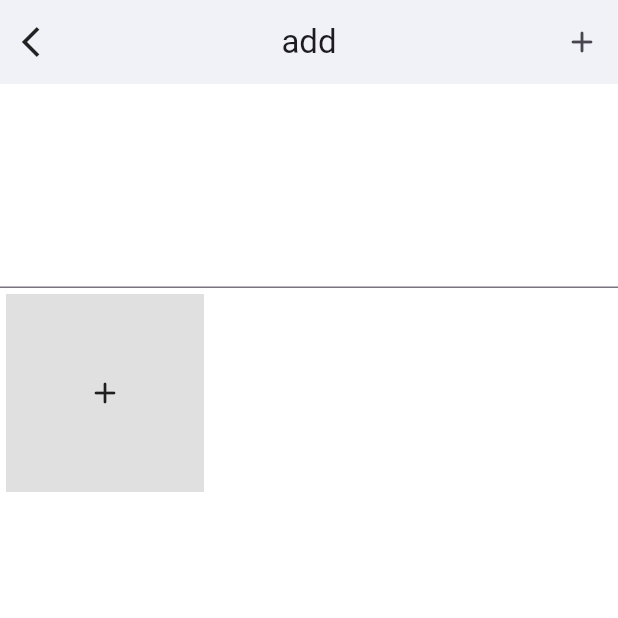
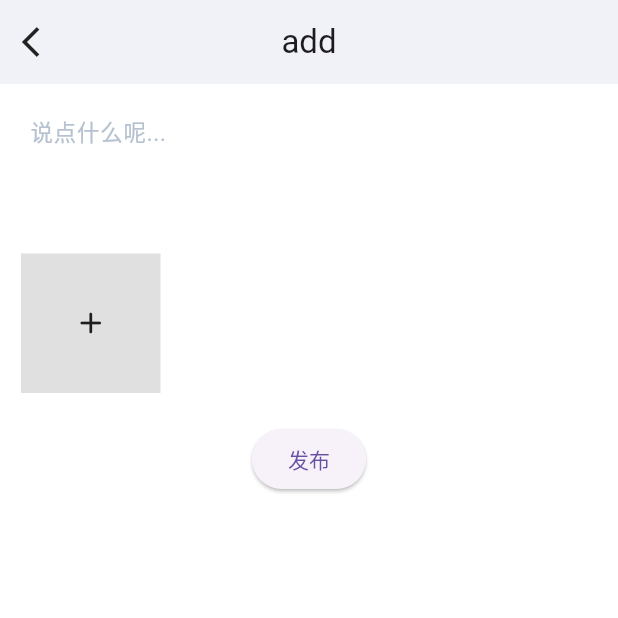
Before and after one commit to ljinf/solitary_meet, a Flutter app: the AddMomentPage screen opened by its route, on a phone screen of 412 x 824 dp, the top half of it. Run offline on Flutter 3.47's test engine with Material 3 defaults, Android fonts, the phone set to English and light mode, and no system bars; our stand-ins replace cached_network_image, cookie_jar, dio, dio_cookie_manager, flutter_cache_manager, flutter_easyloading and 4 more; missing offline and left inert: bruno, easy_event_bus, wechat_assets_picker; accounts and stored records are empty; network calls fail.

Commit message:
feat:add moment

```diff
--- a/lib/pages/community/moment/add/add_moment_view.dart
+++ b/lib/pages/community/moment/add/add_moment_view.dart
@@ -1,9 +1,12 @@
-import 'dart:io';
-
 import 'package:flutter/material.dart';
+import 'package:get/get.dart';
 import 'package:solitary_meet/components/components.dart';
 import 'package:solitary_meet/components/custom_grid_view.dart';
+import 'package:solitary_meet/pages/community/moment/add/add_moment_controller.dart';
 import 'package:wechat_assets_picker/wechat_assets_picker.dart';
+
+import '../../../../common/values/font.dart';
+import '../../../../utils/message.dart';
 
 class AddMomentPage extends StatefulWidget {
   const AddMomentPage({super.key});
@@ -13,7 +16,9 @@ class AddMomentPage extends StatefulWidget {
 }
 
 class _AddMomentPageState extends State<AddMomentPage> {
-  var imgList = <File>[];
+  var controller = Get.find<AddMomentController>();
+
+  var imgList = <String>[];
   List<AssetEntity>? selectedAssets = [];
 
   @override
@@ -40,56 +45,52 @@ class _AddMomentPageState extends State<AddMomentPage> {
       for (var item in result) {
         var f = await item.file;
         if (f != null) {
-          imgList.add(f);
+          imgList.add(f.path);
         }
       }
       setState(() {});
     }
   }
 
-  /*Future<MultipartFile> multipartFileFromAssetEntity(AssetEntity entity) async {
-
-    MultipartFile mf;
-    // Using the file path.
-    final file = await entity.file;
-    if (file == null) {
-      throw StateError('Unable to obtain file of the entity ${entity.id}.');
-    }
-    mf = await MultipartFile.fromFile(file.path);
-    // Using the bytes.
-    final bytes = await entity.originBytes;
-    if (bytes == null) {
-      throw StateError('Unable to obtain bytes of the entity ${entity.id}.');
-    }
-    mf = MultipartFile.fromBytes(bytes);
-    return mf;
-  }*/
-
   @override
   Widget build(BuildContext context) {
     return Scaffold(
       appBar: CustomAppBar(
         title: const Text('add'),
-        actions: [
-          IconButton(
-              onPressed: () {
-                pick();
-              },
-              icon: const Icon(Icons.add_rounded))
-        ],
       ),
       body: Container(
+        padding: EdgeInsets.all(10),
         color: Colors.white,
         child: Column(
           crossAxisAlignment: CrossAxisAlignment.start,
           children: [
-            const TextField(
+            TextField(
+              controller: controller.textController,
+              minLines: 3,
               maxLines: 5,
+              textInputAction: TextInputAction.next,
+              decoration: const InputDecoration(
+                isCollapsed: true,
+                hintText: "说点什么呢...",
+                contentPadding: EdgeInsets.all(10),
+                hintStyle: TextStyle(
+                    color: Color(0xFFB6C2D0), fontSize: AppFont.FontSize15),
+                enabledBorder: InputBorder.none,
+                focusedBorder: InputBorder.none,
+                focusColor: Color(0xFFB6C2D0),
+                border: InputBorder.none,
+              ),
+              style: const TextStyle(
+                  color: Colors.black, fontSize: AppFont.FontSize15),
+              cursorColor: const Color(0xFFB6C2D0),
+            ),
+            const SizedBox(
+              height: 10,
             ),
             Container(
               margin: const EdgeInsets.all(4),
               child: CustomGridView(
-                crossAxisCount: 3,
+                crossAxisCount: 4,
                 mainAxisSpacing: 4,
                 crossAxisSpacing: 4,
                 itemCount: (imgList.length + 1),
@@ -112,14 +113,42 @@ class _AddMomentPageState extends State<AddMomentPage> {
                       return ImageView(
                         width: cs.maxWidth,
                         height: cs.maxWidth,
-                        imgList[index].path,
+                        imgList[index],
                       );
                     }),
                   );
                 },
               ),
             ),
+            const SizedBox(
+              height: 16,
+            ),
+            Row(
+              mainAxisAlignment: MainAxisAlignment.center,
+              children: [
+                ElevatedButton(
+                    onPressed: () async {
+                      if (imgList.isEmpty &&
+                          controller.textController.text == '') {
+                        Message.showToast('请输入内容！');
+                        return;
+                      }
+                      Message.showLoading();
+                      var result =
+                          await controller.upload(selectedAssets ?? []);
+                      Message.closeLoading();
 
+                      if (result) {
+                        setState(() {
+                          controller.textController.clear();
+                          imgList.clear();
+                          selectedAssets!.clear();
+                        });
+                      }
+                    },
+                    child: Text('发布'))
+              ],
+            )
           ],
         ),
       ),
--- a/lib/services/community.dart
+++ b/lib/services/community.dart
@@ -4,8 +4,10 @@ import 'package:solitary_meet/services/services.dart';
 
 class CommunityAPI {
   //发表时刻
-  static Future<String> addMoment(Map<String, dynamic> params) async {
-    var result = await doRequest("/v1/community/moment/add", params: params);
+  static Future<String> addMoment(Map<String, dynamic> params,
+      {bool loading = true}) async {
+    var result = await doRequest("/v1/community/moment/add",
+        params: params, loading: loading);
     if (result != null) {
       return result['message'];
     }
--- a/lib/utils/helper.dart
+++ b/lib/utils/helper.dart
@@ -68,7 +68,7 @@ List<double> getWidthHeight(String str) {
   List<String> wh = str.split("_");
 
   if (wh.isNotEmpty) {
-    List<String> t = wh[0].split("X");
+    List<String> t = (wh[0].toUpperCase()).split("X");
 
     if (t.length > 1) {
       //width
--- /dev/null
+++ b/lib/utils/message.dart
@@ -0,0 +1,47 @@
+import 'package:flutter_easyloading/flutter_easyloading.dart';
+
+class Message {
+  static void showLoading({String? status}) {
+    EasyLoading.show(status: status);
+  }
+
+  static void closeLoading() {
+    EasyLoading.dismiss();
+  }
+
+  static void showInfo(
+    String status, {
+    Duration? duration,
+    EasyLoadingMaskType? maskType,
+    bool? dismissOnTap,
+  }) {
+    EasyLoading.showInfo(status, duration: duration, maskType: maskType, dismissOnTap: dismissOnTap);
+  }
+
+  static void showError(
+    String status, {
+    Duration? duration,
+    EasyLoadingMaskType? maskType,
+    bool? dismissOnTap,
+  }) {
+    EasyLoading.showError(status, duration: duration, maskType: maskType, dismissOnTap: dismissOnTap);
+  }
+
+  static void showSuccess(
+    String status, {
+    Duration? duration,
+    EasyLoadingMaskType? maskType,
+    bool? dismissOnTap,
+  }) {
+    EasyLoading.showSuccess(status, duration: duration, maskType: maskType, dismissOnTap: dismissOnTap);
+  }
+
+  static void showToast(
+    String status, {
+    Duration? duration,
+    EasyLoadingMaskType? maskType,
+    bool? dismissOnTap,
+  }) {
+    EasyLoading.showToast(status, duration: duration, maskType: maskType, dismissOnTap: dismissOnTap);
+  }
+}
--- a/pubspec.yaml
+++ b/pubspec.yaml
@@ -74,6 +74,8 @@ dependencies:
 #  multi_image_picker_view: ^3.0.0
   wechat_assets_picker: ^9.5.1
 
+  uuid: ^4.5.1
+
 dev_dependencies:
   flutter_test:
     sdk: flutter
```
Also changed, not shown: lib/pages/community/moment/add/add_moment_controller.dart (+48 -0 lines), lib/services/upload.dart (+7 -13 lines), lib/utils/moment_view.dart (+5 -2 lines), lib/utils/request.dart (+41 -0 lines), pubspec.lock.
